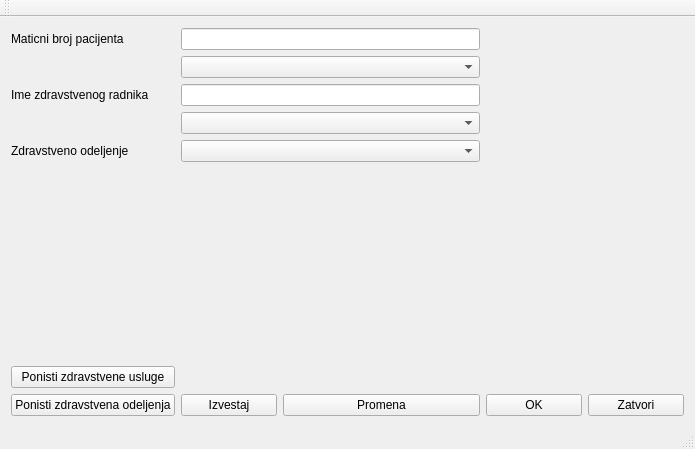
This is mainwindow.ui in karadzic1101/Usluzni_program_zdr_usluga as Qt 5 draws it before an edit. The edited form follows.
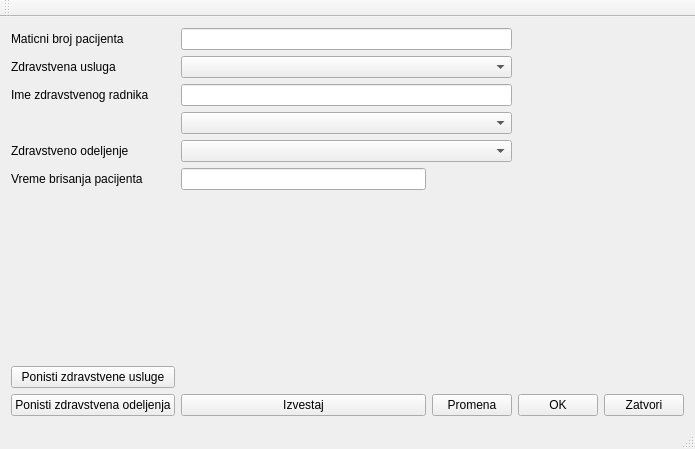
This is the edited form.

Diff of the .ui file:
```diff
--- a/mainwindow.ui
+++ b/mainwindow.ui
@@ -28,7 +28,7 @@
     <item row="0" column="1" colspan="3">
      <widget class="QLineEdit" name="jmbg"/>
     </item>
-    <item row="8" column="5">
+    <item row="9" column="5">
      <widget class="QPushButton" name="btn_close">
       <property name="text">
        <string>Zatvori</string>
@@ -52,14 +52,14 @@
     <item row="3" column="1" colspan="3">
      <widget class="QComboBox" name="cb_zaposlen"/>
     </item>
-    <item row="5" column="0" colspan="3">
+    <item row="6" column="0" colspan="3">
      <widget class="QLabel" name="lbl_zdr">
       <property name="text">
        <string/>
       </property>
      </widget>
     </item>
-    <item row="8" column="4">
+    <item row="9" column="4">
      <widget class="QPushButton" name="btn_ok">
       <property name="text">
        <string>OK</string>
@@ -72,34 +72,51 @@
     <item row="1" column="1" colspan="3">
      <widget class="QComboBox" name="zdr_usluge"/>
     </item>
-    <item row="8" column="2" colspan="2">
+    <item row="9" column="2" colspan="2">
      <widget class="QPushButton" name="btn_promena">
       <property name="text">
        <string>Promena</string>
       </property>
      </widget>
     </item>
-    <item row="6" column="0">
+    <item row="7" column="0">
      <widget class="QPushButton" name="btn_reset">
       <property name="text">
        <string>Ponisti zdravstvene usluge</string>
       </property>
      </widget>
     </item>
-    <item row="8" column="0">
+    <item row="9" column="0">
      <widget class="QPushButton" name="btn_reset1">
       <property name="text">
        <string>Ponisti zdravstvena odeljenja</string>
       </property>
      </widget>
     </item>
-    <item row="8" column="1">
+    <item row="9" column="1">
      <widget class="QPushButton" name="btn_izvestaj">
       <property name="text">
        <string>Izvestaj</string>
       </property>
      </widget>
     </item>
+    <item row="5" column="0">
+     <widget class="QLabel" name="label_3">
+      <property name="text">
+       <string>Vreme brisanja pacijenta</string>
+      </property>
+     </widget>
+    </item>
+    <item row="5" column="1">
+     <widget class="QLineEdit" name="ed_vreme_brisanja"/>
+    </item>
+    <item row="1" column="0">
+     <widget class="QLabel" name="label_4">
+      <property name="text">
+       <string>Zdravstvena usluga</string>
+      </property>
+     </widget>
+    </item>
    </layout>
   </widget>
   <widget class="QMenuBar" name="menuBar">
```
